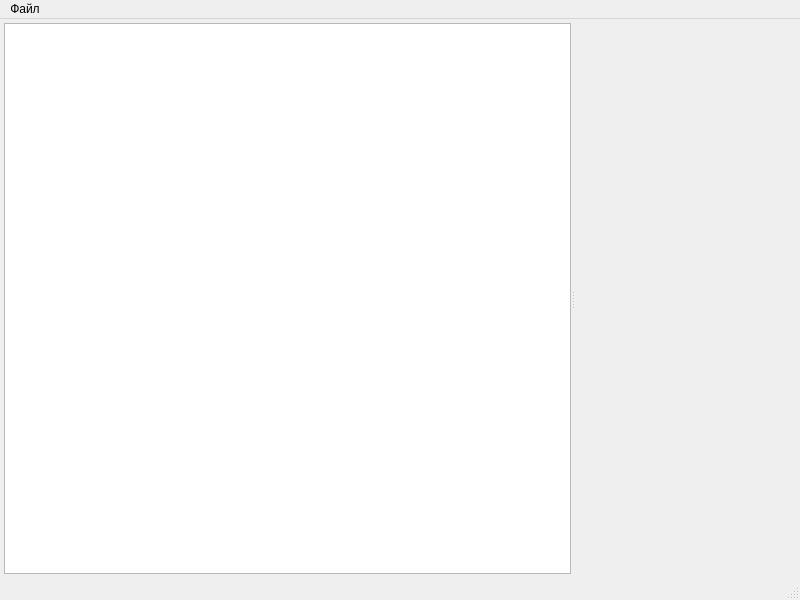
First picture: the form in gui/src/qblockenginewindow.ui, repository zzuummaa/block_engine, before the edit.
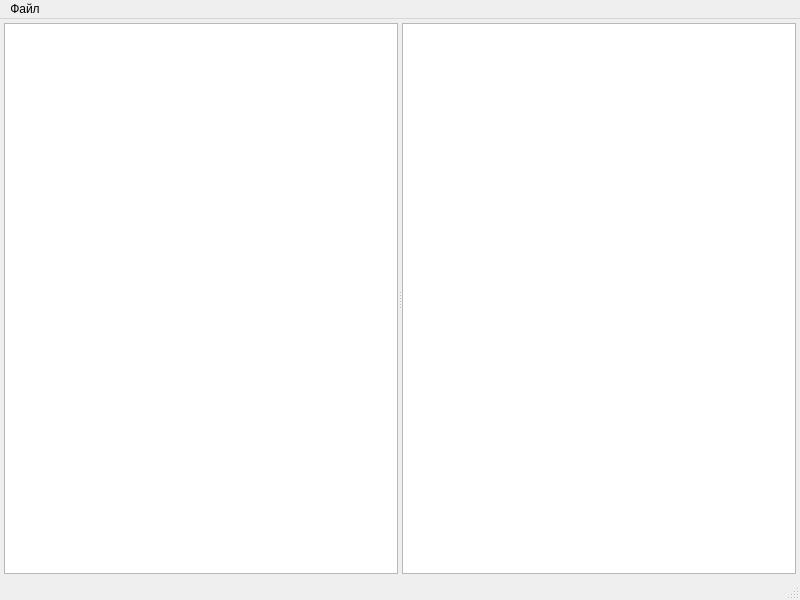
Second picture: the form after the edit. Custom widgets are drawn as their Qt base class.

Commit message: Add scene with movable rect

Diff of the .ui file:
```diff
--- a/gui/src/qblockenginewindow.ui
+++ b/gui/src/qblockenginewindow.ui
@@ -40,20 +40,13 @@
       </property>
       <widget class="QListWidget" name="block_list">
        <property name="sizePolicy">
-        <sizepolicy hsizetype="MinimumExpanding" vsizetype="Expanding">
+        <sizepolicy hsizetype="Minimum" vsizetype="Expanding">
          <horstretch>0</horstretch>
          <verstretch>0</verstretch>
         </sizepolicy>
        </property>
       </widget>
-      <widget class="QSchemeEditor" name="scheme_editor" native="true">
-       <property name="sizePolicy">
-        <sizepolicy hsizetype="Expanding" vsizetype="Expanding">
-         <horstretch>0</horstretch>
-         <verstretch>0</verstretch>
-        </sizepolicy>
-       </property>
-      </widget>
+      <widget class="QSchemeEditor" name="scheme_editor"/>
      </widget>
     </item>
    </layout>
@@ -103,7 +96,7 @@
  <customwidgets>
   <customwidget>
    <class>QSchemeEditor</class>
-   <extends>QWidget</extends>
+   <extends>QGraphicsView</extends>
    <header>qschemeeditor.h</header>
    <container>1</container>
   </customwidget>
```
Left out of the diff: 4 changed lines with no effect on the pictures. The commit also changes 2 other files.
